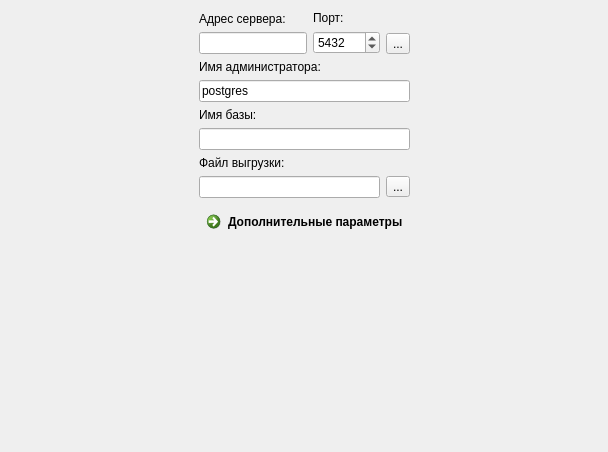
Smitt64/WorkFMT, file DumpTool/exppgparampage.ui: the form before one commit.
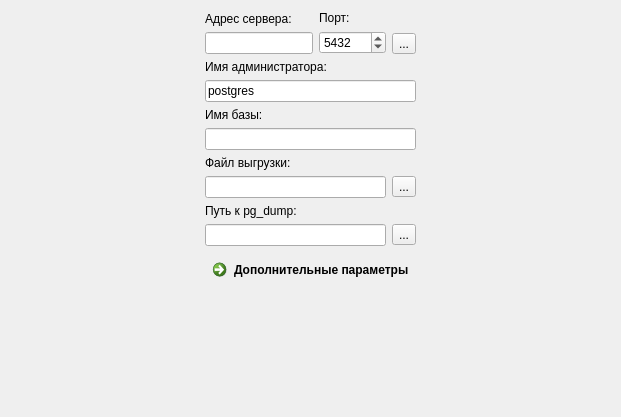
The form after the commit. Icons and pictures are not drawn.

```diff
--- a/DumpTool/exppgparampage.ui
+++ b/DumpTool/exppgparampage.ui
@@ -6,16 +6,16 @@
    <rect>
     <x>0</x>
     <y>0</y>
-    <width>608</width>
-    <height>452</height>
+    <width>621</width>
+    <height>417</height>
    </rect>
   </property>
   <property name="windowTitle">
    <string>WizardPage</string>
   </property>
-  <layout class="QVBoxLayout" name="verticalLayout_6">
+  <layout class="QVBoxLayout" name="verticalLayout_7">
    <item>
-    <layout class="QHBoxLayout" name="horizontalLayout_3">
+    <layout class="QHBoxLayout" name="horizontalLayout_4">
      <item>
       <spacer name="horizontalSpacer_3">
        <property name="orientation">
@@ -30,7 +30,7 @@
       </spacer>
      </item>
      <item>
-      <layout class="QVBoxLayout" name="verticalLayout_5">
+      <layout class="QVBoxLayout" name="verticalLayout_6">
        <item>
         <layout class="QHBoxLayout" name="horizontalLayout">
          <item>
@@ -163,6 +163,39 @@
          </item>
         </layout>
        </item>
+       <item>
+        <layout class="QVBoxLayout" name="verticalLayout_5">
+         <item>
+          <widget class="QLabel" name="label_6">
+           <property name="text">
+            <string>Путь к pg_dump:</string>
+           </property>
+          </widget>
+         </item>
+         <item>
+          <layout class="QHBoxLayout" name="horizontalLayout_3">
+           <item>
+            <widget class="QLineEdit" name="dumpPath">
+             <property name="readOnly">
+              <bool>true</bool>
+             </property>
+            </widget>
+           </item>
+           <item>
+            <widget class="QToolButton" name="selPgDumpButton">
+             <property name="text">
+              <string>...</string>
+             </property>
+             <property name="icon">
+              <iconset resource="../FmtLib/res/fmt.qrc">
+               <normaloff>:/img/openfolderHS.png</normaloff>:/img/openfolderHS.png</iconset>
+             </property>
+            </widget>
+           </item>
+          </layout>
+         </item>
+        </layout>
+       </item>
        <item>
         <widget class="QCommandLinkButton" name="addParamsBtn">
          <property name="text">
```
